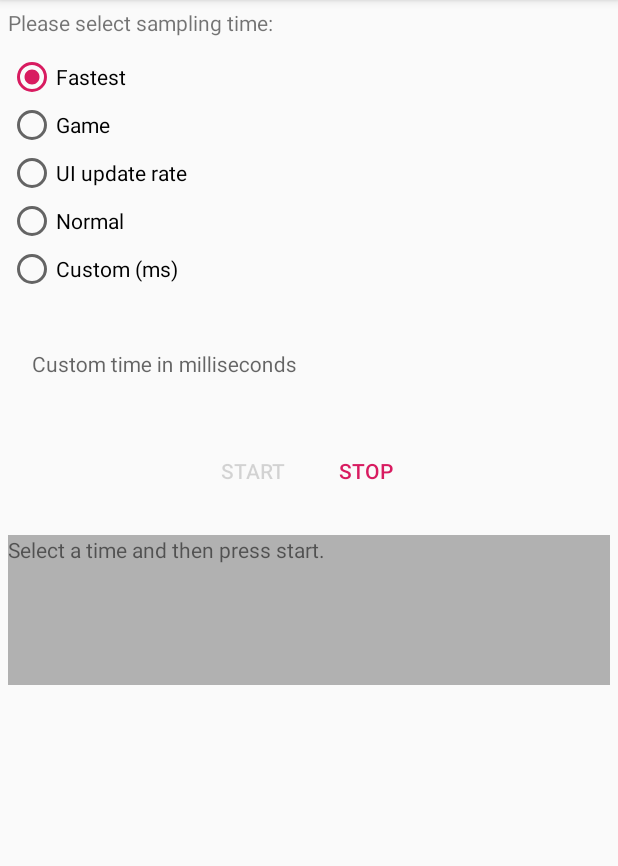
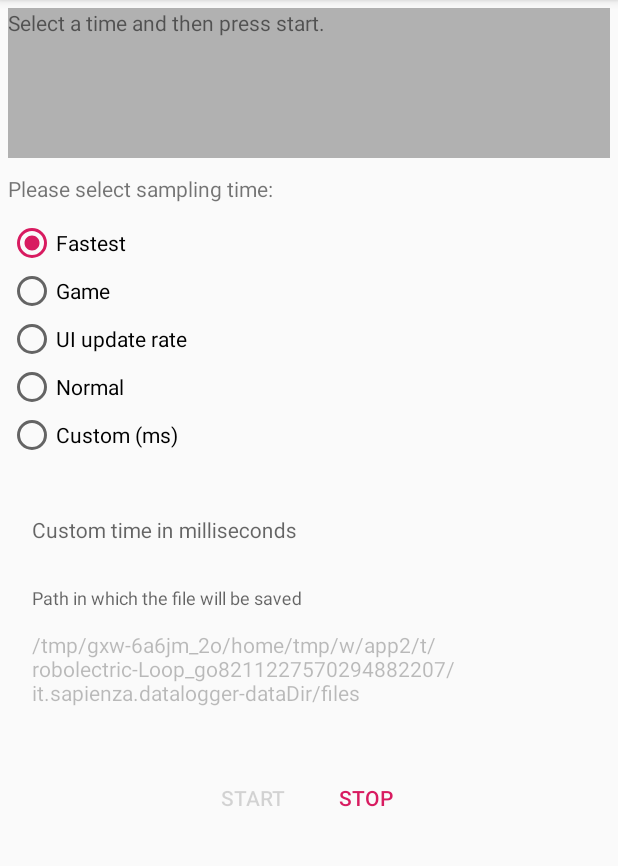
Before and after one commit to Thecave3/data_logger, an Android app: the screen it shows after launch (MainActivity), after a tap on "START", on a phone screen of 412 x 824 dp, the part 84-950 px from its top. Run offline under Robolectric (Android 15) with nearby library versions, the phone set to English and light mode, and no system bars.

Commit message:
working on path

```diff
--- a/app/build.gradle
+++ b/app/build.gradle
@@ -28,6 +28,7 @@ dependencies {
     implementation 'com.google.android.material:material:1.0.0'
     implementation 'androidx.appcompat:appcompat:1.1.0'
     implementation 'androidx.constraintlayout:constraintlayout:1.1.3'
+    implementation 'com.github.BoardiesITSolutions:FileDirectoryPicker:1.0.0.7'
     testImplementation 'junit:junit:4.12'
     androidTestImplementation 'androidx.test:runner:1.2.0'
     androidTestImplementation 'androidx.test.espresso:espresso-core:3.2.0'
--- a/app/src/main/AndroidManifest.xml
+++ b/app/src/main/AndroidManifest.xml
@@ -10,6 +10,9 @@
         android:name="android.hardware.sensor.gyroscope"
         android:required="true" />
 
+    <uses-permission android:name="android.permission.READ_EXTERNAL_STORAGE" />
+    <uses-permission android:name="android.permission.WRITE_EXTERNAL_STORAGE" />
+
     <application
         android:allowBackup="false"
         android:icon="@mipmap/ic_launcher"
@@ -17,7 +20,8 @@
         android:roundIcon="@mipmap/ic_launcher_round"
         android:supportsRtl="true"
         android:theme="@style/AppTheme"
-        tools:ignore="GoogleAppIndexingWarning">
+        tools:ignore="GoogleAppIndexingWarning"
+        tools:replace="android:allowBackup">
         <activity android:name=".MainActivity">
             <intent-filter>
                 <action android:name="android.intent.action.MAIN" />
--- a/app/src/main/java/it/sapienza/datalogger/MainActivity.java
+++ b/app/src/main/java/it/sapienza/datalogger/MainActivity.java
@@ -1,6 +1,8 @@
 package it.sapienza.datalogger;
 
+import android.app.Activity;
 import android.content.Context;
+import android.content.Intent;
 import android.hardware.Sensor;
 import android.hardware.SensorEvent;
 import android.hardware.SensorEventListener;
@@ -13,6 +15,7 @@ import android.widget.TextView;
 
 import androidx.appcompat.app.AppCompatActivity;
 
+import com.BoardiesITSolutions.FileDirectoryPicker.DirectoryPicker;
 import com.google.android.material.textfield.TextInputEditText;
 
 import java.io.IOException;
@@ -22,7 +25,7 @@ import it.sapienza.datalogger.sensor_logger.SensorLogger;
 import static it.sapienza.datalogger.utility.Utility.DEBUG;
 
 public class MainActivity extends AppCompatActivity implements SensorEventListener {
-
+    private static final int REQUEST_DIRECTORY_PICKER = 1;
     private static final String TAG = MainActivity.class.getSimpleName();
 
     private int samplingRate;
@@ -40,7 +43,7 @@ public class MainActivity extends AppCompatActivity implements SensorEventListen
     private long startTime = 0L;
 
     private TextView debugger;
-    private TextInputEditText customTimeEditText;
+    private TextInputEditText customTimeEditText, customPathEditText;
     private RadioGroup timeRadioGroup;
 
     @Override
@@ -58,6 +61,10 @@ public class MainActivity extends AppCompatActivity implements SensorEventListen
         accelerometer = mSensorManager.getDefaultSensor(Sensor.TYPE_ACCELEROMETER);
 
         customTimeEditText = findViewById(R.id.custom_time_value);
+        customPathEditText = findViewById(R.id.custom_path);
+
+        customPathEditText.setOnClickListener(v -> pickSaveDirectory());
+        customPathEditText.setText(getFilesDir().getPath());
 
         timeRadioGroup = findViewById(R.id.timeRadioGroup);
 
@@ -88,11 +95,12 @@ public class MainActivity extends AppCompatActivity implements SensorEventListen
         });
 
         timeRadioGroup.check(R.id.fastest);
+        sensorLogger = new SensorLogger();
 
         final SensorEventListener listener = this;
         startBtn.setOnClickListener(v -> {
             try {
-                sensorLogger = new SensorLogger(getApplicationContext(), "");
+                sensorLogger.openLogger(getApplicationContext());
                 samplingRate = customTimeEditText.isEnabled() ? getCustomTime(String.valueOf(customTimeEditText.getText())) : samplingRate;
                 mSensorManager.registerListener(listener, accelerometer, samplingRate);
                 mSensorManager.registerListener(listener, gyroscope, samplingRate);
@@ -102,6 +110,8 @@ public class MainActivity extends AppCompatActivity implements SensorEventListen
                 stopBtn.setEnabled(true);
             } catch (IOException e) {
                 e.printStackTrace();
+                writeDebug(e.getMessage());
+                stopBtn.performClick();
             }
         });
 
@@ -112,7 +122,6 @@ public class MainActivity extends AppCompatActivity implements SensorEventListen
             } catch (IOException e) {
                 e.printStackTrace();
             }
-            sensorLogger = null;
             stopBtn.setEnabled(false);
             timeRadioGroup.setEnabled(true);
             startBtn.setEnabled(true);
@@ -160,6 +169,26 @@ public class MainActivity extends AppCompatActivity implements SensorEventListen
         writeDebug("onAccuracyChanged: accuracy changed");
     }
 
+    @Override
+    protected void onActivityResult(int requestCode, int resultCode, Intent data) {
+        super.onActivityResult(requestCode, resultCode, data);
+        if (requestCode == MainActivity.REQUEST_DIRECTORY_PICKER) {
+            if (resultCode == Activity.RESULT_OK) {
+                String pickedPath = data.getStringExtra(DirectoryPicker.BUNDLE_CHOSEN_DIRECTORY);
+                sensorLogger.setPath(pickedPath);
+                customPathEditText.setText(pickedPath);
+            }
+        }
+    }
+
+
+    private void pickSaveDirectory() {
+        //Create the intent and start the activity
+        Intent intent = new Intent(this, DirectoryPicker.class);
+        startActivityForResult(intent, REQUEST_DIRECTORY_PICKER);
+    }
+
+
     /**
      * Auxiliary method to parse correctly the custom time in input by the user
      *
--- a/app/src/main/java/it/sapienza/datalogger/sensor_logger/SensorLogger.java
+++ b/app/src/main/java/it/sapienza/datalogger/sensor_logger/SensorLogger.java
@@ -18,28 +18,66 @@ public class SensorLogger {
     private File file;
     private FileWriter fileWriter;
 
-    public SensorLogger(Context _context, String path) throws IOException {
+    /**
+     *
+     */
+    public SensorLogger() {
+
+    }
+
+    /**
+     * @param path
+     */
+    public SensorLogger(String path) {
+
+    }
+
+    /**
+     * @return
+     */
+    public String getPath() {
+        return path;
+    }
+
+    /**
+     * @param path
+     */
+    public void setPath(String path) {
+        this.path = path;
+    }
+
+    /**
+     * @param _context
+     * @throws IOException
+     */
+    public void openLogger(Context _context) throws IOException {
         final String now = new SimpleDateFormat("MMMM_dd_yyyy_HH_mm_ss", Locale.ITALY).format(Calendar.getInstance(Locale.ITALY).getTime());
-        file = new File(_context.getFilesDir(), now.concat(".txt"));
+        if (path == null)
+            file = new File(_context.getFilesDir(), now.concat(".txt"));
+        else
+            file = new File(this.path, now.concat(".txt"));
 
         boolean res = file.createNewFile();
         if (DEBUG)
             Log.d(TAG, "file created? " + res);
 
         fileWriter = new FileWriter(file);
-
-        this.path = path;
     }
 
-    public String getPath() {
-        return path;
-    }
 
+    /**
+     * @param timestamp
+     * @param values
+     * @throws IOException
+     */
     public void writeLog(long timestamp, String values) throws IOException {
         fileWriter.append(String.valueOf(timestamp)).append(",").append(values).append("\n");
     }
 
 
+    /**
+     * @throws IOException
+     */
     public void closeLogger() throws IOException {
         fileWriter.flush();
         fileWriter.close();
--- a/app/src/main/res/layout/activity_main.xml
+++ b/app/src/main/res/layout/activity_main.xml
@@ -5,6 +5,18 @@
     android:layout_height="match_parent"
     android:orientation="vertical"
     tools:context=".MainActivity">
+
+    <TextView
+        android:id="@+id/debugger"
+        android:layout_width="match_parent"
+        android:layout_height="wrap_content"
+        android:layout_margin="5dp"
+        android:background="#4b000000"
+        android:maxLines="10"
+        android:minHeight="100dp"
+        android:minLines="1"
+        android:text="@string/debugger" />
+
 
     <TextView
         android:id="@+id/desc_text"
@@ -69,6 +81,23 @@
 
     </com.google.android.material.textfield.TextInputLayout>
 
+    <com.google.android.material.textfield.TextInputLayout
+        android:layout_width="match_parent"
+        android:layout_height="wrap_content"
+        android:hint="@string/desc_custom_path"
+        android:padding="5dp">
+
+        <com.google.android.material.textfield.TextInputEditText
+            android:id="@+id/custom_path"
+            style="@style/Widget.MaterialComponents.TextInputLayout.OutlinedBox"
+            android:layout_width="match_parent"
+            android:layout_height="wrap_content"
+            android:clickable="true"
+            android:enabled="false"
+            android:focusable="true" />
+
+    </com.google.android.material.textfield.TextInputLayout>
+
     <LinearLayout
         android:layout_width="wrap_content"
         android:layout_height="wrap_content"
@@ -96,16 +125,4 @@
     </LinearLayout>
 
 
-    <TextView
-        android:id="@+id/debugger"
-        android:layout_width="match_parent"
-        android:layout_height="wrap_content"
-        android:layout_margin="5dp"
-        android:background="#4b000000"
-        android:maxLines="10"
-        android:minHeight="100dp"
-        android:minLines="1"
-        android:text="@string/debugger" />
-
-
 </LinearLayout>
--- a/app/src/main/res/values/strings.xml
+++ b/app/src/main/res/values/strings.xml
@@ -10,4 +10,5 @@
     <string name="custom">Custom (ms)</string>
     <string name="desc_custom_time">Custom time in milliseconds</string>
     <string name="debugger">Select a time and then press start.</string>
+    <string name="desc_custom_path">Path in which the file will be saved</string>
 </resources>
--- a/build.gradle
+++ b/build.gradle
@@ -18,7 +18,7 @@ allprojects {
     repositories {
         google()
         jcenter()
-
+        maven { url 'https://jitpack.io' }
     }
 }
 
```
